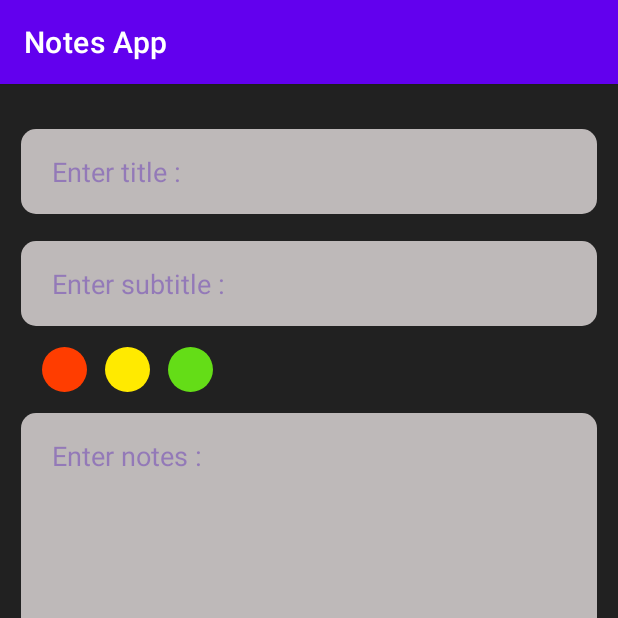
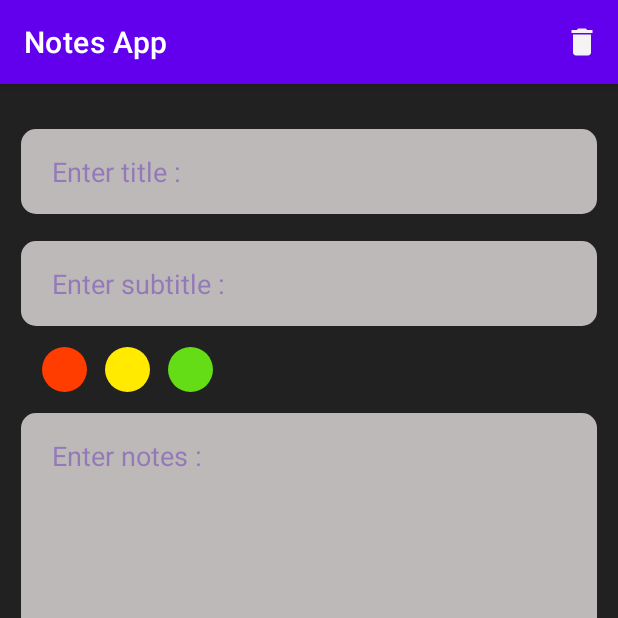
Before and after one commit to rahul00771/Notes-app, an Android app: the fragment editNoteFragment placed in its activity, on a phone screen of 412 x 824 dp, the top half of it. Run offline under Robolectric (Android 15) with nearby library versions, the phone set to English and light mode, and no system bars; our stand-ins replace Room's generated code, navigation-ui; 5 statements that could not run were skipped.

Commit message:
corrected delete logic

```diff
--- a/app/src/main/java/com/example/notesapp/Dao/NotesDao.kt
+++ b/app/src/main/java/com/example/notesapp/Dao/NotesDao.kt
@@ -18,11 +18,11 @@ interface NotesDao {
     @Update
     fun updateNotes(notes: Notes)           //to update an entry(entity)
 
-   // @Query("DELETE FROM Notes WHERE id = id")       //to delete an entry with id = id
-    //fun delete(id: Int)
+    @Query("DELETE FROM Notes WHERE id = :id")       //to delete an entry with id = id
+    fun delete(id: Int)
 
-    @Delete
-    fun delete(notes: Notes)
+    //@Delete
+    //fun delete(notes: Notes)
 
     @Query("SELECT * FROM Notes WHERE priority = 3 ")         //to get notes of high priority
     fun getHighNotes() : LiveData<List<Notes>>
--- a/app/src/main/java/com/example/notesapp/adapter/notesAdapter.kt
+++ b/app/src/main/java/com/example/notesapp/adapter/notesAdapter.kt
@@ -11,9 +11,16 @@ import com.example.notesapp.entity.Notes
 import com.example.notesapp.fragments.HomeFragment
 import com.example.notesapp.fragments.HomeFragmentDirections
 
-class notesAdapter(val requireContext: Context, val notesList: List<Notes>) : RecyclerView.Adapter<notesAdapter.notesViewHolder>() {
+class notesAdapter(val requireContext: Context, var notesList: List<Notes>) : RecyclerView.Adapter<notesAdapter.notesViewHolder>() {
 
-    class notesViewHolder(val binding: ItemListBinding) : RecyclerView.ViewHolder(binding.root) {}
+    /*fun filtering(newFilteredList: ArrayList<Notes>) {
+
+        notesList = newFilteredList     //receiving new list of items(notes) filtered
+        notifyDataSetChanged()
+
+    }*/
+
+    class notesViewHolder(val binding: ItemListBinding) : RecyclerView.ViewHolder(binding.root)
 
 
     override fun onCreateViewHolder(parent: ViewGroup, viewType: Int): notesViewHolder {        //inflates the layout
@@ -46,6 +53,7 @@ class notesAdapter(val requireContext: Context, val notesList: List<Notes>) : Re
 
     }
 
-    override fun getItemCount() = notesList.size                                                //returns the size of the entities
+    override fun getItemCount() = notesList.size    //returns the size of the entities
+
 
 }
--- a/app/src/main/java/com/example/notesapp/fragments/HomeFragment.kt
+++ b/app/src/main/java/com/example/notesapp/fragments/HomeFragment.kt
@@ -1,20 +1,18 @@
 package com.example.notesapp.fragments
 
-import android.content.Context
-import android.icu.lang.UCharacter
 import android.os.Bundle
+import android.view.*
+import android.widget.SearchView
 import androidx.fragment.app.Fragment
-import android.view.LayoutInflater
-import android.view.View
-import android.view.ViewGroup
 import android.widget.Toast
 import androidx.fragment.app.viewModels
 import androidx.navigation.Navigation
-import androidx.recyclerview.widget.GridLayoutManager
+import androidx.recyclerview.widget.LinearLayoutManager
 import androidx.recyclerview.widget.StaggeredGridLayoutManager
 import com.example.notesapp.R
 import com.example.notesapp.adapter.notesAdapter
 import com.example.notesapp.databinding.FragmentHomeBinding
+import com.example.notesapp.entity.Notes
 import com.example.notesapp.viewModel.NotesViewModel
 
 
@@ -22,6 +20,8 @@ class HomeFragment : Fragment() {
 
     private lateinit var binding: FragmentHomeBinding       //for view binding
     val viewModel : NotesViewModel by viewModels()
+    //var oldMyNotes = ArrayList<Notes>()       //for search
+    //private lateinit var adapter: notesAdapter
 
     override fun onCreateView(
         inflater: LayoutInflater, container: ViewGroup?,
@@ -30,20 +30,14 @@ class HomeFragment : Fragment() {
 
         binding = FragmentHomeBinding.inflate(layoutInflater, container, false)         //for view binding
 
+        setHasOptionsMenu(true)     //to show the search in menu option
 
         //by default fetching all notes
 
         viewModel.getNotes().observe(viewLifecycleOwner) { notesList ->
             binding.rcvAllNotes.layoutManager = StaggeredGridLayoutManager(2, 1)
+            //oldMyNotes = notesList as ArrayList<Notes>      //for searching
             binding.rcvAllNotes.adapter = notesAdapter(requireContext(), notesList)
-
-        }
-
-
-
-        binding.btnAddNotes.setOnClickListener {
-
-            Navigation.findNavController(it).navigate(R.id.action_homeFragment_to_createFragment)       //to navigate to create notes fragment
 
         }
 
@@ -52,6 +46,7 @@ class HomeFragment : Fragment() {
                                                                                     //fetches notes with high priority
             viewModel.getHighNotes().observe(viewLifecycleOwner) { notesList ->
                 binding.rcvAllNotes.layoutManager = StaggeredGridLayoutManager(2, 1)
+                //oldMyNotes = notesList as ArrayList<Notes>      //for searching
                 binding.rcvAllNotes.adapter = notesAdapter(requireContext(), notesList)
 
                 Toast.makeText(context, "Showing notes with HIGH priority",Toast.LENGTH_SHORT).show()
@@ -63,6 +58,7 @@ class HomeFragment : Fragment() {
                                                                                     //fetches notes with low priority
             viewModel.getLowNotes().observe(viewLifecycleOwner) { notesList ->
                 binding.rcvAllNotes.layoutManager = StaggeredGridLayoutManager(2, 1)
+                //oldMyNotes = notesList as ArrayList<Notes>      //for searching
                 binding.rcvAllNotes.adapter = notesAdapter(requireContext(), notesList)
 
                 Toast.makeText(context, "Showing notes with LOW priority",Toast.LENGTH_SHORT).show()
@@ -74,6 +70,7 @@ class HomeFragment : Fragment() {
                                                                                         //fetches notes with medium priority
             viewModel.getMediumNotes().observe(viewLifecycleOwner) { notesList ->
                 binding.rcvAllNotes.layoutManager = StaggeredGridLayoutManager(2, 1)
+                //oldMyNotes = notesList as ArrayList<Notes>      //for searching
                 binding.rcvAllNotes.adapter = notesAdapter(requireContext(), notesList)
 
                 Toast.makeText(context, "Showing notes with MEDIUM priority",Toast.LENGTH_SHORT).show()
@@ -86,9 +83,17 @@ class HomeFragment : Fragment() {
                                                                                         //fetches all notes
             viewModel.getNotes().observe(viewLifecycleOwner) { notesList ->
                 binding.rcvAllNotes.layoutManager = StaggeredGridLayoutManager(2, 1)
+                //oldMyNotes = notesList as ArrayList<Notes>      //for searching
                 binding.rcvAllNotes.adapter = notesAdapter(requireContext(), notesList)
 
             }
+
+        }
+
+
+        binding.btnAddNotes.setOnClickListener {
+
+            Navigation.findNavController(it).navigate(R.id.action_homeFragment_to_createFragment)       //to navigate to create notes fragment
 
         }
 
@@ -98,4 +103,43 @@ class HomeFragment : Fragment() {
     }
 
 
+    //for searching notes
+
+   /* override fun onCreateOptionsMenu(menu: Menu, inflater: MenuInflater) {      //for toolbar menu
+
+        inflater.inflate(R.menu.search_menu, menu)
+        val item = menu.findItem(R.id.menu_search)
+        val searchView = item.actionView as SearchView
+        searchView.queryHint = "Search for notes..."
+
+        searchView.setOnQueryTextListener(object : SearchView.OnQueryTextListener{
+
+            override fun onQueryTextSubmit(p0: String?): Boolean {
+                return false        //executes if we submit the search text field
+            }
+
+            override fun onQueryTextChange(p0: String?): Boolean {
+                notesFiltering(p0)
+                return true
+            }
+        })
+
+        super.onCreateOptionsMenu(menu, inflater)
+    }
+
+    private fun notesFiltering(p0 : String?)
+    {
+        val newFilteredList = arrayListOf<Notes>()      //new list for search(sending to adapter)
+
+        for(i in oldMyNotes)
+        {
+            if ((i.title.contains(p0!!)) || (i.subTitle.contains(p0!!)))
+            {
+                newFilteredList.add(i)             //newFilteredList to be sent to adapter for showing filtered
+            }
+
+        }
+        adapter.filtering(newFilteredList)      //sending new list of filtered notes
+    }*/
+
 }
--- a/app/src/main/java/com/example/notesapp/fragments/createFragment.kt
+++ b/app/src/main/java/com/example/notesapp/fragments/createFragment.kt
@@ -74,7 +74,7 @@ class createFragment : Fragment() {
 
     }
 
-    private fun createNotes(it: View?)
+    private fun createNotes(it: View?)      //taking inputs from the next fields
     {
         val title = binding.createTitle.text.toString()
         val subTitle = binding.createSubTitle.text.toString()
--- /dev/null
+++ b/app/src/main/res/drawable/dialog_box_shape.xml
@@ -0,0 +1,12 @@
+<?xml version="1.0" encoding="utf-8"?>
+<shape android:shape= "rectangle" xmlns:android="http://schemas.android.com/apk/res/android">
+
+    <solid android:color = "#fff"/>
+
+    <corners
+            android:topRightRadius = "20dp"
+            android:topLeftRadius = "20dp"
+        />
+
+
+</shape>
--- /dev/null
+++ b/app/src/main/res/drawable/ic_baseline_delete_24.xml
@@ -0,0 +1,5 @@
+<vector android:height="24dp" android:tint="#F5F3F3"
+    android:viewportHeight="24" android:viewportWidth="24"
+    android:width="24dp" xmlns:android="http://schemas.android.com/apk/res/android">
+    <path android:fillColor="@android:color/white" android:pathData="M6,19c0,1.1 0.9,2 2,2h8c1.1,0 2,-0.9 2,-2V7H6v12zM19,4h-3.5l-1,-1h-5l-1,1H5v2h14V4z"/>
+</vector>
--- /dev/null
+++ b/app/src/main/res/drawable/ic_baseline_search_24.xml
@@ -0,0 +1,5 @@
+<vector android:height="24dp" android:tint="#F5F3F3"
+    android:viewportHeight="24" android:viewportWidth="24"
+    android:width="24dp" xmlns:android="http://schemas.android.com/apk/res/android">
+    <path android:fillColor="@android:color/white" android:pathData="M15.5,14h-0.79l-0.28,-0.27C15.41,12.59 16,11.11 16,9.5 16,5.91 13.09,3 9.5,3S3,5.91 3,9.5 5.91,16 9.5,16c1.61,0 3.09,-0.59 4.23,-1.57l0.27,0.28v0.79l5,4.99L20.49,19l-4.99,-5zM9.5,14C7.01,14 5,11.99 5,9.5S7.01,5 9.5,5 14,7.01 14,9.5 11.99,14 9.5,14z"/>
+</vector>
--- a/app/src/main/res/layout/activity_main.xml
+++ b/app/src/main/res/layout/activity_main.xml
@@ -16,4 +16,5 @@
         android:layout_weight="1"
         app:defaultNavHost="true"
         app:navGraph="@navigation/nav_graph" />
+
 </LinearLayout>
--- a/app/src/main/res/layout/delete_dialog.xml
+++ b/app/src/main/res/layout/delete_dialog.xml
@@ -16,13 +16,16 @@
         android:layout_width = "match_parent"
         android:layout_height = "wrap_content"
         android:text = "Are you sure want to delete\n this NOTE ?"
+        android:textColor = "#000"
         android:gravity = "center"
         android:textSize = "18sp"
         android:layout_marginTop = "10dp"
         />
 
     <TextView
+        android:id = "@+id/dialog_yes_button"
         android:layout_width = "match_parent"
+        android:textColor = "#000"
         android:layout_height = "wrap_content"
         android:text = "Yes"
         android:gravity = "center"
@@ -33,7 +36,9 @@
         />
 
     <TextView
+        android:id = "@+id/dialog_no_button"
         android:layout_width = "match_parent"
+        android:textColor = "#000"
         android:layout_height = "wrap_content"
         android:text = "No"
         android:background = "@drawable/dialog_box_no_shape"
@@ -41,6 +46,7 @@
         android:gravity = "center"
         android:textSize = "20sp"
         android:layout_marginTop = "12dp"
+        android:layout_marginBottom = "20dp"
         />
 
 
--- /dev/null
+++ b/app/src/main/res/menu/delete_menu.xml
@@ -0,0 +1,11 @@
+<?xml version="1.0" encoding="utf-8"?>
+<menu xmlns:android="http://schemas.android.com/apk/res/android"
+    xmlns:app="http://schemas.android.com/apk/res-auto">
+
+    <item
+        android:id="@+id/menu_delete"
+        android:icon = "@drawable/ic_baseline_delete_24"
+        app:showAsAction = "always"
+        android:title="DELETE" />
+
+</menu>
--- /dev/null
+++ b/app/src/main/res/menu/search_menu.xml
@@ -0,0 +1,14 @@
+<?xml version="1.0" encoding="utf-8"?>
+<menu xmlns:android="http://schemas.android.com/apk/res/android"
+    xmlns:app="http://schemas.android.com/apk/res-auto">
+
+
+
+    <item
+        android:id="@+id/menu_search"
+        android:icon = "@drawable/ic_baseline_search_24"
+        app:showAsAction = "always"
+        android:title="DELETE" />
+
+
+</menu>
--- a/app/src/main/res/values/themes.xml
+++ b/app/src/main/res/values/themes.xml
@@ -21,4 +21,16 @@
 
     </style>
 
+
+    <style name="BottomSheetStyle" parent="Theme.Design.BottomSheetDialog">
+
+        <item name="bottomSheetStyle">@style/Modal</item>
+
+    </style>
+
+    <style name="Modal" parent="Widget.Design.BottomSheet.Modal">
+        <item name="android:background">@drawable/dialog_box_shape</item>
+    </style>
+
+
 </resources>
```
Also changed, not shown: app/src/main/java/com/example/notesapp/Repository/NotesRepository.kt (+6 -6 lines), app/src/main/java/com/example/notesapp/fragments/editNoteFragment.kt (+44 -3 lines), app/src/main/java/com/example/notesapp/viewModel/NotesViewModel.kt (+4 -4 lines).
